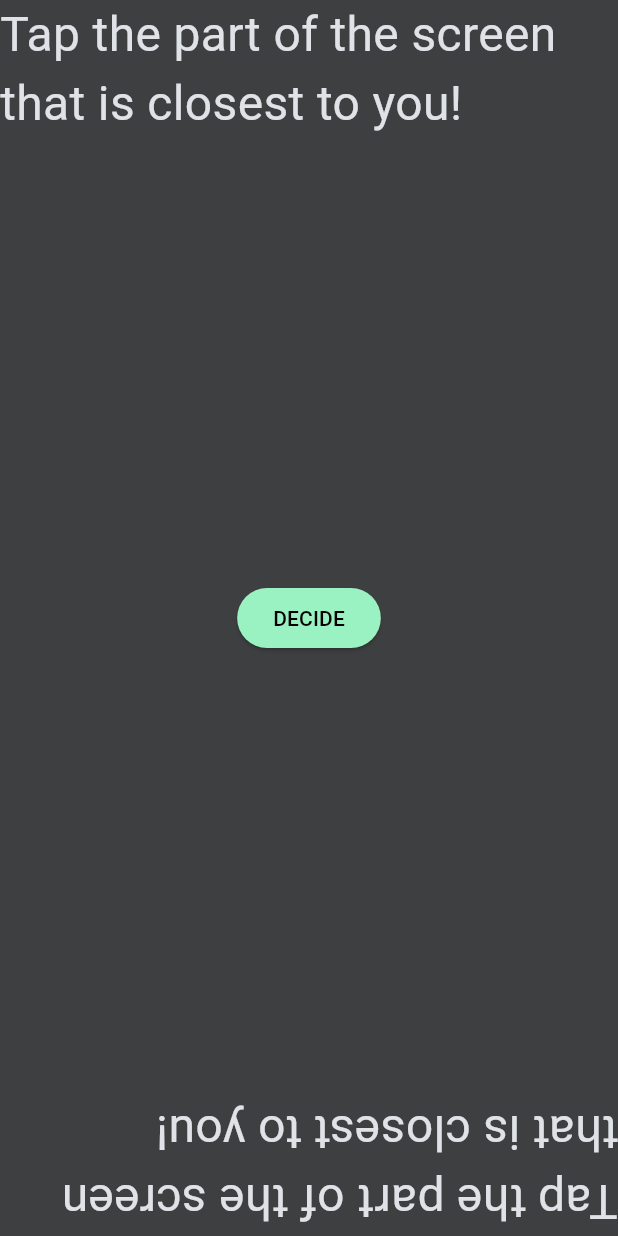
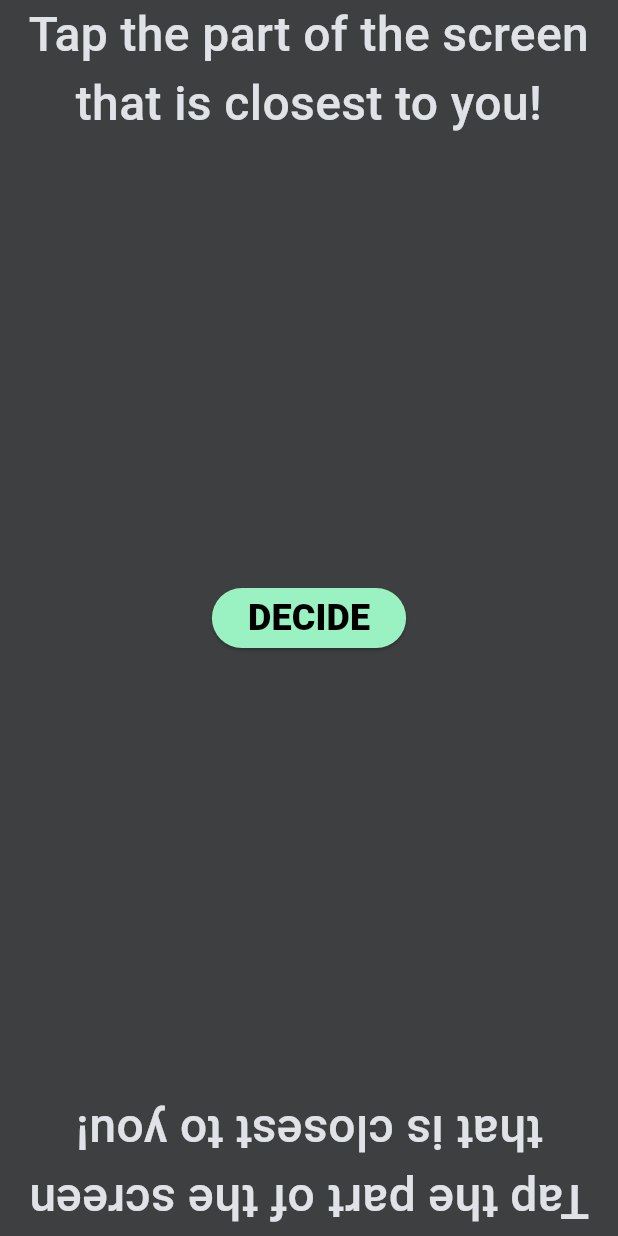
Before and after one commit to TiaPaget/flutter_testing, a Flutter app: the screen it shows after launch, on a phone screen of 412 x 824 dp. Run offline on Flutter 3.47's test engine with Material 3 defaults, Android fonts, the phone set to English and light mode, and no system bars.

Commit message:
fixing alignment and colouring on main page

```diff
--- a/lib/main.dart
+++ b/lib/main.dart
@@ -33,9 +33,10 @@ class MainPage extends StatelessWidget {
             //top text
             Container(
               child: Center(
-                child: Text(
+                child: const Text(
                   "Tap the part of the screen that is closest to you!",
-                  style: TextStyle(fontSize: 32),
+                  style: TextStyle(fontSize: 32, fontWeight: FontWeight.w500),
+                  textAlign: TextAlign.center,
                 ),
               ),
             ),
@@ -47,7 +48,11 @@ class MainPage extends StatelessWidget {
                     onPressed: () {
                       //Decide button
                     },
-                    child: const Text("DECIDE"),
+                    child: const Text(
+                      "DECIDE",
+                      style:
+                          TextStyle(fontSize: 24, fontWeight: FontWeight.w800),
+                    ),
                   ),
                 ),
               ),
@@ -59,7 +64,8 @@ class MainPage extends StatelessWidget {
                   angle: 3.141592, //180 degrees in radians (pi)
                   child: const Text(
                     "Tap the part of the screen that is closest to you!",
-                    style: TextStyle(fontSize: 32),
+                    style: TextStyle(fontSize: 32, fontWeight: FontWeight.w500),
+                    textAlign: TextAlign.center,
                   ),
                 ),
               ),
```
